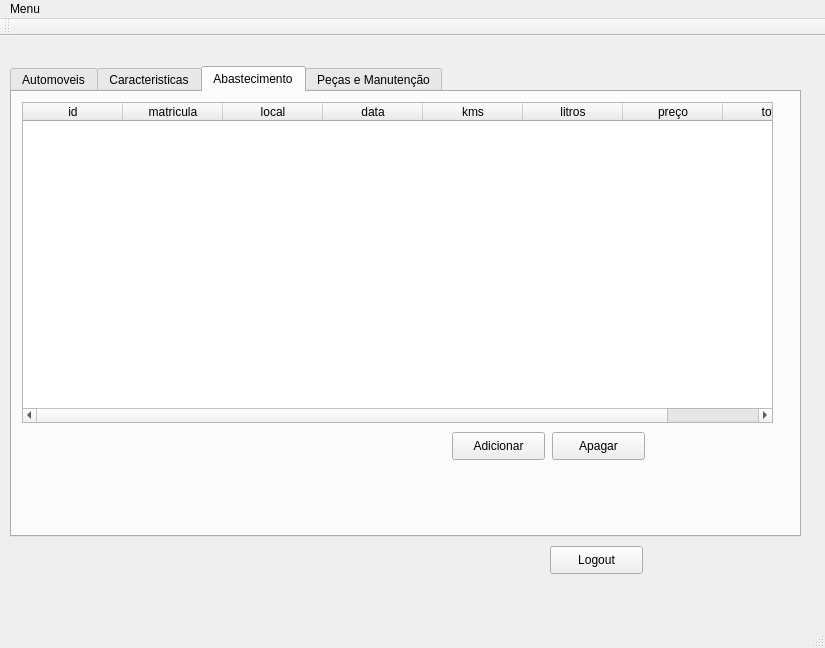
Before: the Qt Designer form mainwindow.ui in manuelseromenho/carlogzen, drawn with Qt 5.
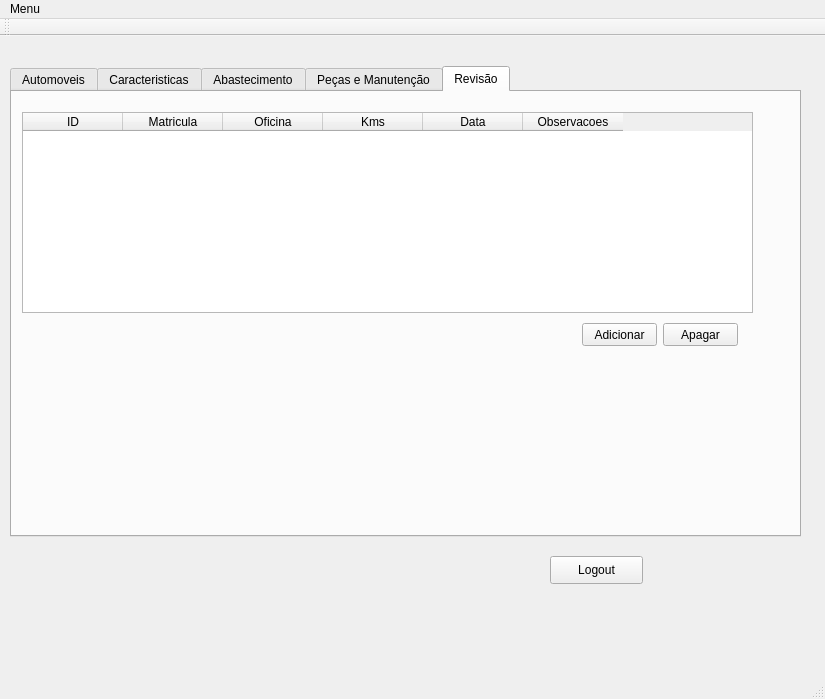
After: the same form once the commit is applied. Icons and pictures are not drawn.

```diff
--- a/mainwindow.ui
+++ b/mainwindow.ui
@@ -7,7 +7,7 @@
     <x>0</x>
     <y>0</y>
     <width>825</width>
-    <height>648</height>
+    <height>699</height>
    </rect>
   </property>
   <property name="windowTitle">
@@ -20,7 +20,7 @@
       <x>10</x>
       <y>10</y>
       <width>801</width>
-      <height>561</height>
+      <height>631</height>
      </rect>
     </property>
     <property name="currentIndex">
@@ -146,7 +146,7 @@
        </rect>
       </property>
       <property name="currentIndex">
-       <number>2</number>
+       <number>4</number>
       </property>
       <widget class="QWidget" name="tab_automoveis">
        <attribute name="title">
@@ -750,12 +750,83 @@
         </property>
        </widget>
       </widget>
+      <widget class="QWidget" name="revisao">
+       <attribute name="title">
+        <string>Revisão</string>
+       </attribute>
+       <widget class="QPushButton" name="adicionar_revisao">
+        <property name="geometry">
+         <rect>
+          <x>570</x>
+          <y>231</y>
+          <width>75</width>
+          <height>23</height>
+         </rect>
+        </property>
+        <property name="text">
+         <string>Adicionar</string>
+        </property>
+       </widget>
+       <widget class="QPushButton" name="apagar_revisao">
+        <property name="geometry">
+         <rect>
+          <x>651</x>
+          <y>231</y>
+          <width>75</width>
+          <height>23</height>
+         </rect>
+        </property>
+        <property name="text">
+         <string>Apagar</string>
+        </property>
+       </widget>
+       <widget class="QTableWidget" name="tabela_revisao">
+        <property name="geometry">
+         <rect>
+          <x>10</x>
+          <y>20</y>
+          <width>731</width>
+          <height>201</height>
+         </rect>
+        </property>
+        <column>
+         <property name="text">
+          <string>ID</string>
+         </property>
+        </column>
+        <column>
+         <property name="text">
+          <string>Matricula</string>
+         </property>
+        </column>
+        <column>
+         <property name="text">
+          <string>Oficina</string>
+         </property>
+        </column>
+        <column>
+         <property name="text">
+          <string>Kms</string>
+         </property>
+        </column>
+        <column>
+         <property name="text">
+          <string>Data</string>
+         </property>
+        </column>
+        <column>
+         <property name="text">
+          <string>Observacoes</string>
+         </property>
+        </column>
+       </widget>
+      </widget>
      </widget>
      <widget class="QPushButton" name="logout">
       <property name="geometry">
        <rect>
         <x>540</x>
-        <y>500</y>
+        <y>510</y>
         <width>93</width>
         <height>28</height>
        </rect>
```
Left out of the diff: 59 changed lines with no effect on the pictures.
